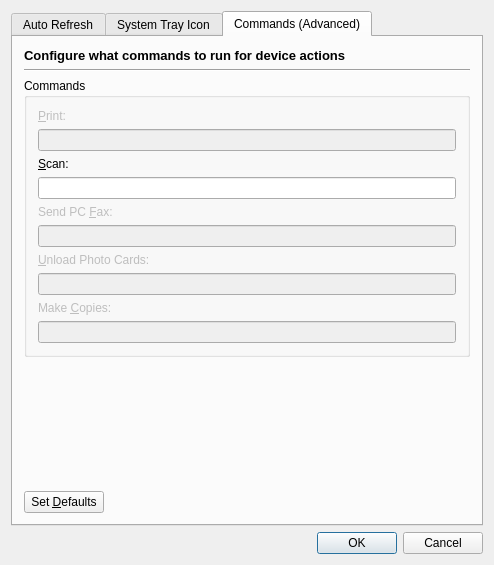
jpopelka/hplip, file ui4/settingsdialog_base.ui: the form before one commit.
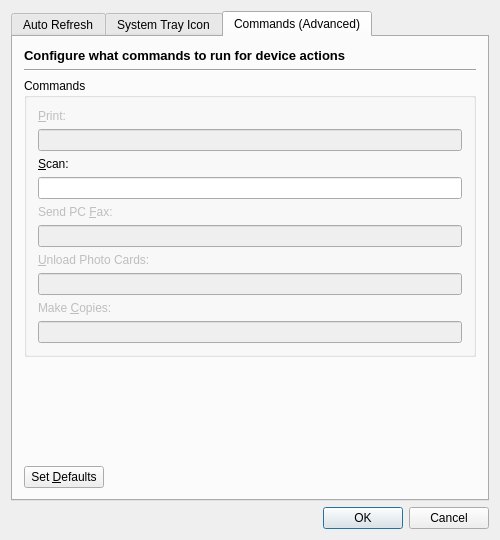
The form after the commit. The open tabs and pages were chosen to show the change. Custom widgets are drawn as their Qt base class.

```diff
--- a/ui4/settingsdialog_base.ui
+++ b/ui4/settingsdialog_base.ui
@@ -5,8 +5,8 @@
    <rect>
     <x>0</x>
     <y>0</y>
-    <width>488</width>
-    <height>565</height>
+    <width>500</width>
+    <height>540</height>
    </rect>
   </property>
   <property name="windowTitle" >
```
Left out of the diff: 2 changed lines with no effect on the pictures.
